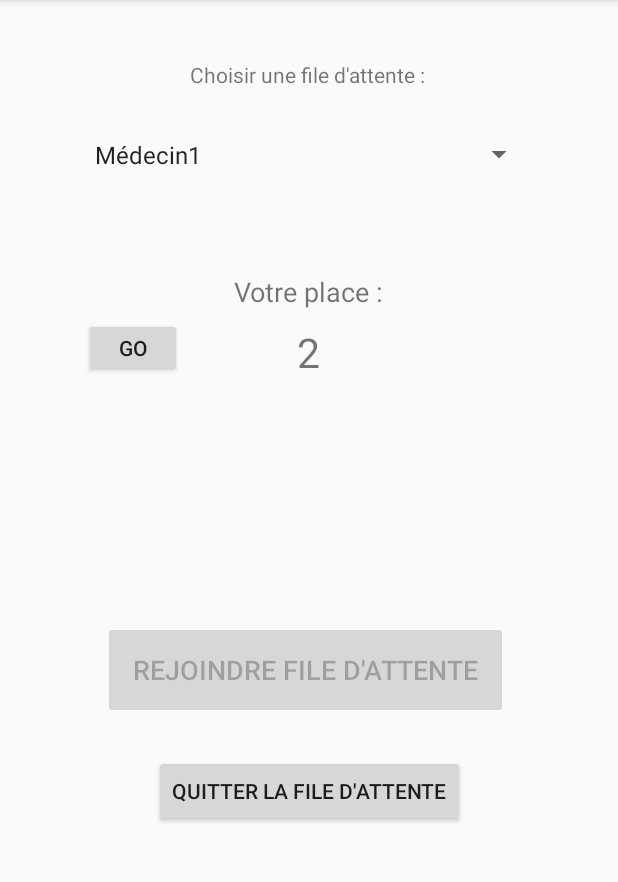
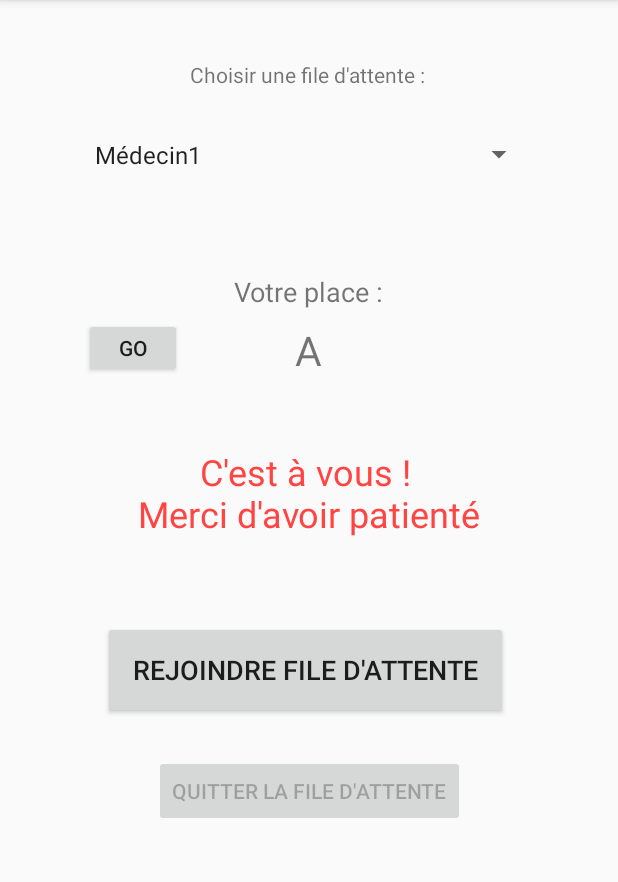
Before and after one commit to LucasAubron/PS6-connected-object-Create-a-new-team, an Android app: the screen it shows after launch (MainActivity), after a tap on "GO", on a phone screen of 412 x 824 dp, the part 84-966 px from its top. Run offline under Robolectric (Android 15) with nearby library versions, the phone set to English and light mode, and no system bars; our stand-ins replace Volley; network calls fail; 2 other taps on this screen came first.

Commit message:
#9 correction des deux méthodes get

```diff
--- a/PS6finalandroid/app/src/main/java/fr/etudes/ps6finalandroid/activities/MainActivity.java
+++ b/PS6finalandroid/app/src/main/java/fr/etudes/ps6finalandroid/activities/MainActivity.java
@@ -19,21 +19,21 @@
 
     int numFA = 0;
     String fileName = "src";
+
+    private FileAttente[] listesFileAttente={
+            new FileAttente("Médecin1", Utils.getList(1, this).size()),
+            new FileAttente("Médecin2", Utils.getList(2, this).size()),
+            new FileAttente("Médecin3", Utils.getList(3, this).size()),
+            new FileAttente("Médecin4", Utils.getList(4, this).size())
+    };
     /*
-    private FileAttente[] listesFileAttente={
-            new FileAttente("Médecin1", Utils.getList(1, this.getApplicationContext()).size()),
-            new FileAttente("Médecin2",Utils.getList(2, this.getApplicationContext()).size()),
-            new FileAttente("Médecin3", Utils.getList(3, this.getApplicationContext()).size()),
-            new FileAttente("Médecin4", Utils.getList(4, this.getApplicationContext()).size())
-    };
-    */
     private FileAttente[] listesFileAttente= {
             new FileAttente("Médecin1", 2),
             new FileAttente("Médecin2", 2),
             new FileAttente("Médecin3", 2),
             new FileAttente("Médecin4", 2)
     };
-
+    */
     @Override
     protected void onCreate(Bundle savedInstanceState) {
         super.onCreate(savedInstanceState);
--- a/PS6finalandroid/app/src/main/java/fr/etudes/ps6finalandroid/utils/Utils.java
+++ b/PS6finalandroid/app/src/main/java/fr/etudes/ps6finalandroid/utils/Utils.java
@@ -19,7 +19,7 @@
 import java.util.ArrayList;
 
 public final class Utils {
-    private static String URL = "http://192.168.0.10:3000/api/clients/l1";
+    private static String URL = "http://192.168.0.10:3000/api/clients/";
     private Utils() {
     }
 
@@ -28,7 +28,7 @@
         if (idList<1 || idList>4) throw new RuntimeException("l'id de liste demandé est erroné");
         JsonArrayRequest arr=new JsonArrayRequest(
                 Request.Method.GET,
-                URL,
+                URL + idList,
                 null,
                 new Response.Listener<JSONArray>() {
                     @Override
@@ -61,7 +61,7 @@
         res.add(-1);
         JsonArrayRequest arr=new JsonArrayRequest(
                 Request.Method.GET,
-                URL,
+                URL + idList,
                 null,
                 new Response.Listener<JSONArray>() {
                     @Override
```
